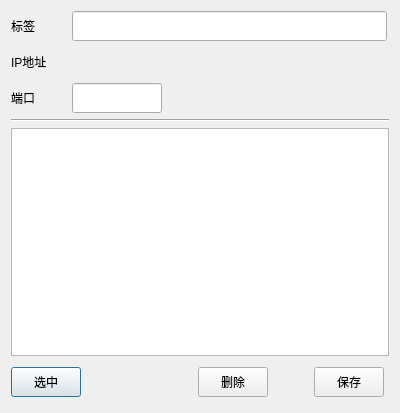
Qt form dlgs/addrga_dlg.ui (xmartinly/myrga) before a commit.
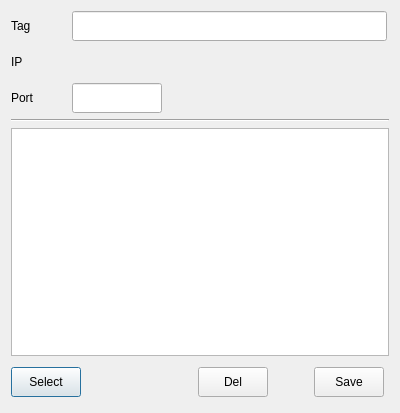
The same form after that commit. Icons and pictures are not drawn. Custom widgets are drawn as their Qt base class.

What changed in the file:
```diff
--- a/dlgs/addrga_dlg.ui
+++ b/dlgs/addrga_dlg.ui
@@ -50,7 +50,7 @@
         </size>
        </property>
        <property name="text">
-        <string>端口</string>
+        <string>Port</string>
        </property>
       </widget>
      </item>
@@ -117,7 +117,7 @@
         </size>
        </property>
        <property name="text">
-        <string>选中</string>
+        <string>Select</string>
        </property>
       </widget>
      </item>
@@ -149,7 +149,7 @@
         </size>
        </property>
        <property name="text">
-        <string>删除</string>
+        <string>Del</string>
        </property>
       </widget>
      </item>
@@ -184,7 +184,7 @@
         </size>
        </property>
        <property name="text">
-        <string>保存</string>
+        <string>Save</string>
        </property>
       </widget>
      </item>
@@ -220,7 +220,7 @@
         </size>
        </property>
        <property name="text">
-        <string>IP地址</string>
+        <string>IP</string>
        </property>
       </widget>
      </item>
@@ -262,7 +262,7 @@
         </size>
        </property>
        <property name="text">
-        <string>标签</string>
+        <string>Tag</string>
        </property>
       </widget>
      </item>
```
